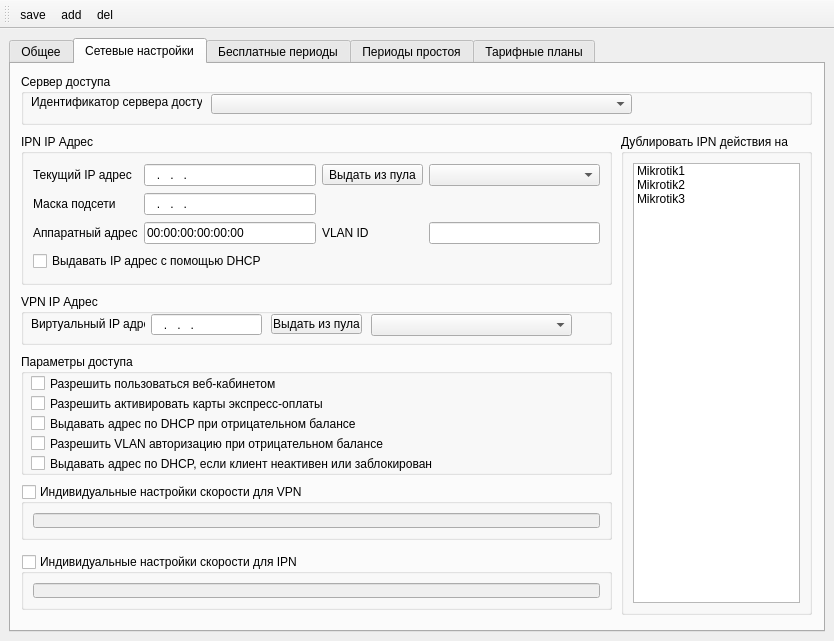
brat002/ExpertBilling, file mdi/forms/account_edit_new.ui: the form before one commit.
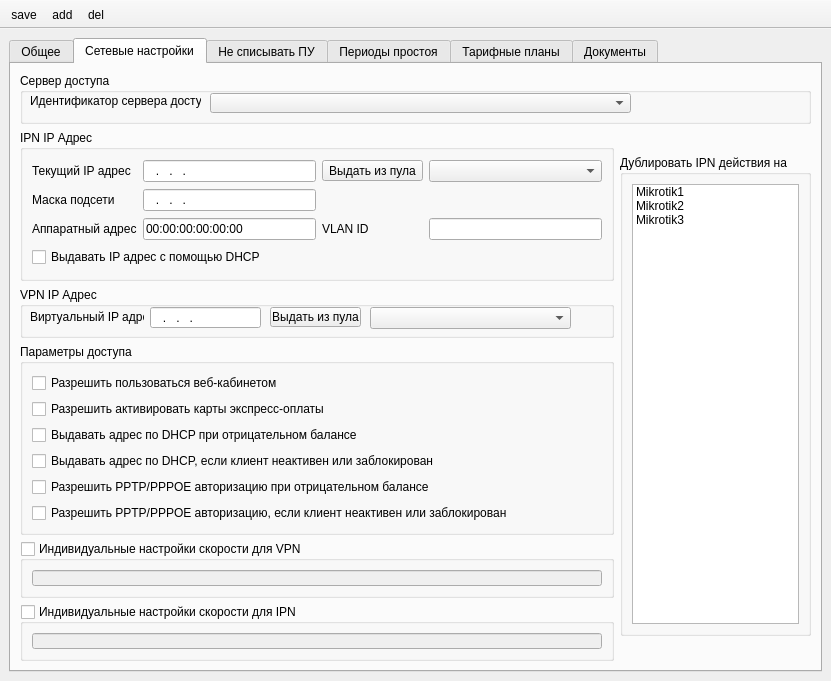
The form after the commit. The open tabs and pages were chosen to show the change. Icons and pictures are not drawn.

Patch:
```diff
--- a/mdi/forms/account_edit_new.ui
+++ b/mdi/forms/account_edit_new.ui
@@ -5,8 +5,8 @@
    <rect>
     <x>0</x>
     <y>0</y>
-    <width>834</width>
-    <height>641</height>
+    <width>831</width>
+    <height>665</height>
    </rect>
   </property>
   <property name="windowTitle" >
@@ -560,15 +560,51 @@
        <attribute name="title" >
         <string>Сетевые настройки</string>
        </attribute>
+       <layout class="QGridLayout" name="gridLayout_17" >
+        <item row="0" column="0" colspan="2" >
+         <widget class="QGroupBox" name="groupBox_10" >
+          <property name="minimumSize" >
+           <size>
+            <width>791</width>
+            <height>51</height>
+           </size>
+          </property>
+          <property name="maximumSize" >
+           <size>
+            <width>791</width>
+            <height>51</height>
+           </size>
+          </property>
+          <property name="title" >
+           <string>Сервер доступа</string>
+          </property>
+          <widget class="QComboBox" name="nas_comboBox" >
+           <property name="geometry" >
+            <rect>
+             <x>190</x>
+             <y>20</y>
+             <width>421</width>
+             <height>20</height>
+            </rect>
+           </property>
+          </widget>
+          <widget class="QLabel" name="label_24" >
+           <property name="geometry" >
+            <rect>
+             <x>10</x>
+             <y>20</y>
+             <width>171</width>
+             <height>16</height>
+            </rect>
+           </property>
+           <property name="text" >
+            <string>Идентификатор сервера доступа</string>
+           </property>
+          </widget>
+         </widget>
+        </item>
+        <item row="1" column="0" >
        <widget class="QGroupBox" name="ip_settings_groupBox" >
-        <property name="geometry" >
-         <rect>
-          <x>10</x>
-          <y>70</y>
-          <width>591</width>
-          <height>151</height>
-         </rect>
-        </property>
         <property name="minimumSize" >
          <size>
           <width>591</width>
@@ -577,7 +613,7 @@
         </property>
         <property name="maximumSize" >
          <size>
-          <width>591</width>
+            <width>597</width>
           <height>151</height>
          </size>
         </property>
@@ -668,100 +704,60 @@
          </item>
         </layout>
        </widget>
-       <widget class="QGroupBox" name="vpn_speed_groupBox" >
-        <property name="geometry" >
-         <rect>
-          <x>10</x>
-          <y>420</y>
-          <width>591</width>
-          <height>56</height>
-         </rect>
-        </property>
+        </item>
+        <item rowspan="5" row="1" column="1" >
+         <widget class="QGroupBox" name="groupBox_9" >
+          <property name="minimumSize" >
+           <size>
+            <width>191</width>
+            <height>481</height>
+           </size>
+          </property>
+          <property name="maximumSize" >
+           <size>
+            <width>191</width>
+            <height>481</height>
+           </size>
+          </property>
         <property name="title" >
-         <string>Индивидуальные настройки скорости для VPN</string>
-        </property>
-        <property name="checkable" >
-         <bool>true</bool>
-        </property>
-        <property name="checked" >
-         <bool>false</bool>
-        </property>
-        <layout class="QGridLayout" name="gridLayout_11" >
+           <string>Дублировать IPN действия на</string>
+          </property>
+          <layout class="QGridLayout" name="gridLayout_12" >
          <item row="0" column="0" >
-          <widget class="QLineEdit" name="vpn_speed_lineEdit" >
-           <property name="toolTip" >
-            <string>Формат: rx-rate[/tx-rate] [rx-burst-rate[/tx-burst-rate] [rx-burst-threshold[/tx-burst-threshold] [rx-burst-time[/tx-burst-time] [priority] 
- Примеры: 
- 128k  - rx-rate=128000, tx-rate=128000 (no bursts) 
- 64k/128M - rx-rate=64000, tx-rate=128000000 
- 64k 256k - rx/tx-rate=64000, rx/tx-burst-rate=256000, rx/tx-burst-threshold=64000, rx/tx-burst-time=1s 
-64k/64k 256k/256k 128k/128k 10/10 - rx/tx-rate=64000, rx/tx-burst-rate=256000, rx/tx-burst-threshold=128000, rx/tx-burst-time=10s 
-</string>
-           </property>
-           <property name="whatsThis" >
-            <string>Формат: rx-rate[/tx-rate] [rx-burst-rate[/tx-burst-rate] [rx-burst-threshold[/tx-burst-threshold] [rx-burst-time[/tx-burst-time] [priority] 
- Примеры: 
- 128k  - rx-rate=128000, tx-rate=128000 (no bursts) 
- 64k/128M - rx-rate=64000, tx-rate=128000000 
- 64k 256k - rx/tx-rate=64000, rx/tx-burst-rate=256000, rx/tx-burst-threshold=64000, rx/tx-burst-time=1s 
-64k/64k 256k/256k 128k/128k 10/10 - rx/tx-rate=64000, rx/tx-burst-rate=256000, rx/tx-burst-threshold=128000, rx/tx-burst-time=10s 
-</string>
-           </property>
-          </widget>
-         </item>
-        </layout>
-       </widget>
-       <widget class="QGroupBox" name="ipn_speed_groupBox" >
-        <property name="geometry" >
-         <rect>
-          <x>10</x>
-          <y>490</y>
-          <width>591</width>
-          <height>56</height>
-         </rect>
-        </property>
-        <property name="title" >
-         <string>Индивидуальные настройки скорости для IPN</string>
-        </property>
-        <property name="checkable" >
-         <bool>true</bool>
-        </property>
-        <property name="checked" >
-         <bool>false</bool>
-        </property>
-        <layout class="QGridLayout" name="gridLayout_10" >
-         <item row="0" column="0" >
-          <widget class="QLineEdit" name="ipn_speed_lineEdit" >
-           <property name="toolTip" >
-            <string>Формат: rx-rate[/tx-rate] [rx-burst-rate[/tx-burst-rate] [rx-burst-threshold[/tx-burst-threshold] [rx-burst-time[/tx-burst-time] [priority] 
- Примеры: 
- 128k  - rx-rate=128000, tx-rate=128000 (no bursts) 
- 64k/128M - rx-rate=64000, tx-rate=128000000 
- 64k 256k - rx/tx-rate=64000, rx/tx-burst-rate=256000, rx/tx-burst-threshold=64000, rx/tx-burst-time=1s 
-64k/64k 256k/256k 128k/128k 10/10 - rx/tx-rate=64000, rx/tx-burst-rate=256000, rx/tx-burst-threshold=128000, rx/tx-burst-time=10s 
-</string>
-           </property>
-           <property name="whatsThis" >
-            <string>Формат: rx-rate[/tx-rate] [rx-burst-rate[/tx-burst-rate] [rx-burst-threshold[/tx-burst-threshold] [rx-burst-time[/tx-burst-time] [priority] 
- Примеры: 
- 128k  - rx-rate=128000, tx-rate=128000 (no bursts) 
- 64k/128M - rx-rate=64000, tx-rate=128000000 
- 64k 256k - rx/tx-rate=64000, rx/tx-burst-rate=256000, rx/tx-burst-threshold=64000, rx/tx-burst-time=1s 
-64k/64k 256k/256k 128k/128k 10/10 - rx/tx-rate=64000, rx/tx-burst-rate=256000, rx/tx-burst-threshold=128000, rx/tx-burst-time=10s 
-</string>
-           </property>
+            <widget class="QListWidget" name="listWidget" >
+             <item>
+              <property name="text" >
+               <string>Mikrotik1</string>
+              </property>
+             </item>
+             <item>
+              <property name="text" >
+               <string>Mikrotik2</string>
+              </property>
+             </item>
+             <item>
+              <property name="text" >
+               <string>Mikrotik3</string>
+              </property>
+             </item>
           </widget>
          </item>
         </layout>
        </widget>
+        </item>
+        <item row="2" column="0" >
        <widget class="QGroupBox" name="groupBox_5" >
-        <property name="geometry" >
-         <rect>
-          <x>10</x>
-          <y>230</y>
-          <width>591</width>
+          <property name="minimumSize" >
+           <size>
+            <width>0</width>
           <height>51</height>
-         </rect>
+           </size>
+          </property>
+          <property name="maximumSize" >
+           <size>
+            <width>16777215</width>
+            <height>51</height>
+           </size>
         </property>
         <property name="title" >
          <string>VPN IP Адрес</string>
@@ -828,182 +824,149 @@
          </property>
         </widget>
        </widget>
+        </item>
+        <item row="3" column="0" >
        <widget class="QGroupBox" name="groupBox_7" >
-        <property name="geometry" >
-         <rect>
-          <x>10</x>
-          <y>290</y>
-          <width>591</width>
-          <height>121</height>
-         </rect>
-        </property>
         <property name="title" >
          <string>Параметры доступа</string>
         </property>
+          <layout class="QGridLayout" name="gridLayout_16" >
+           <item row="0" column="0" >
         <widget class="QCheckBox" name="checkBox" >
-         <property name="geometry" >
-          <rect>
-           <x>10</x>
-           <y>20</y>
-           <width>571</width>
-           <height>19</height>
-          </rect>
-         </property>
          <property name="text" >
           <string>Разрешить пользоваться веб-кабинетом</string>
          </property>
         </widget>
+           </item>
+           <item row="1" column="0" >
         <widget class="QCheckBox" name="checkBox_2" >
-         <property name="geometry" >
-          <rect>
-           <x>10</x>
-           <y>40</y>
-           <width>571</width>
-           <height>19</height>
-          </rect>
-         </property>
          <property name="text" >
           <string>Разрешить активировать карты экспресс-оплаты</string>
          </property>
         </widget>
+           </item>
+           <item row="2" column="0" >
         <widget class="QCheckBox" name="checkBox_3" >
-         <property name="geometry" >
-          <rect>
-           <x>10</x>
-           <y>60</y>
-           <width>571</width>
-           <height>19</height>
-          </rect>
-         </property>
          <property name="text" >
           <string>Выдавать адрес по DHCP при отрицательном балансе</string>
          </property>
         </widget>
-        <widget class="QCheckBox" name="checkBox_4" >
-         <property name="geometry" >
-          <rect>
-           <x>10</x>
-           <y>80</y>
-           <width>471</width>
-           <height>19</height>
-          </rect>
-         </property>
-         <property name="text" >
-          <string>Разрешить VLAN авторизацию при отрицательном балансе</string>
-         </property>
-        </widget>
+           </item>
+           <item row="3" column="0" >
         <widget class="QCheckBox" name="checkBox_7" >
-         <property name="geometry" >
-          <rect>
-           <x>10</x>
-           <y>100</y>
-           <width>571</width>
-           <height>19</height>
-          </rect>
-         </property>
          <property name="text" >
           <string>Выдавать адрес по DHCP, если клиент неактивен или заблокирован</string>
          </property>
         </widget>
-       </widget>
-       <widget class="QGroupBox" name="groupBox_9" >
-        <property name="geometry" >
-         <rect>
-          <x>610</x>
-          <y>70</y>
-          <width>191</width>
-          <height>481</height>
-         </rect>
-        </property>
+           </item>
+           <item row="4" column="0" >
+            <widget class="QCheckBox" name="checkBox_4" >
+             <property name="text" >
+              <string>Разрешить PPTP/PPPOE авторизацию при отрицательном балансе</string>
+             </property>
+            </widget>
+           </item>
+           <item row="5" column="0" >
+            <widget class="QCheckBox" name="checkBox_8" >
+             <property name="text" >
+              <string>Разрешить PPTP/PPPOE авторизацию, если клиент неактивен или заблокирован</string>
+             </property>
+            </widget>
+           </item>
+          </layout>
+         </widget>
+        </item>
+        <item row="4" column="0" >
+         <widget class="QGroupBox" name="vpn_speed_groupBox" >
         <property name="minimumSize" >
          <size>
-          <width>191</width>
-          <height>481</height>
-         </size>
-        </property>
-        <property name="maximumSize" >
-         <size>
-          <width>191</width>
-          <height>481</height>
-         </size>
-        </property>
+            <width>0</width>
+            <height>56</height>
+           </size>
+          </property>
         <property name="title" >
-         <string>Дублировать IPN действия на</string>
-        </property>
-        <layout class="QGridLayout" name="gridLayout_12" >
-         <item row="0" column="0" >
-          <widget class="QListWidget" name="listWidget" >
-           <item>
-            <property name="text" >
-             <string>Mikrotik1</string>
-            </property>
-           </item>
-           <item>
-            <property name="text" >
-             <string>Mikrotik2</string>
-            </property>
-           </item>
-           <item>
-            <property name="text" >
-             <string>Mikrotik3</string>
-            </property>
-           </item>
+           <string>Индивидуальные настройки скорости для VPN</string>
+          </property>
+          <property name="checkable" >
+           <bool>true</bool>
+          </property>
+          <property name="checked" >
+           <bool>false</bool>
+          </property>
+          <layout class="QGridLayout" name="gridLayout_11" >
+           <item row="0" column="0" >
+            <widget class="QLineEdit" name="vpn_speed_lineEdit" >
+             <property name="toolTip" >
+              <string>Формат: rx-rate[/tx-rate] [rx-burst-rate[/tx-burst-rate] [rx-burst-threshold[/tx-burst-threshold] [rx-burst-time[/tx-burst-time] [priority] 
+ Примеры: 
+ 128k  - rx-rate=128000, tx-rate=128000 (no bursts) 
+ 64k/128M - rx-rate=64000, tx-rate=128000000 
+ 64k 256k - rx/tx-rate=64000, rx/tx-burst-rate=256000, rx/tx-burst-threshold=64000, rx/tx-burst-time=1s 
+64k/64k 256k/256k 128k/128k 10/10 - rx/tx-rate=64000, rx/tx-burst-rate=256000, rx/tx-burst-threshold=128000, rx/tx-burst-time=10s 
+</string>
+             </property>
+             <property name="whatsThis" >
+              <string>Формат: rx-rate[/tx-rate] [rx-burst-rate[/tx-burst-rate] [rx-burst-threshold[/tx-burst-threshold] [rx-burst-time[/tx-burst-time] [priority] 
+ Примеры: 
+ 128k  - rx-rate=128000, tx-rate=128000 (no bursts) 
+ 64k/128M - rx-rate=64000, tx-rate=128000000 
+ 64k 256k - rx/tx-rate=64000, rx/tx-burst-rate=256000, rx/tx-burst-threshold=64000, rx/tx-burst-time=1s 
+64k/64k 256k/256k 128k/128k 10/10 - rx/tx-rate=64000, rx/tx-burst-rate=256000, rx/tx-burst-threshold=128000, rx/tx-burst-time=10s 
+</string>
+             </property>
           </widget>
          </item>
         </layout>
        </widget>
-       <widget class="QGroupBox" name="groupBox_10" >
-        <property name="geometry" >
-         <rect>
-          <x>10</x>
-          <y>10</y>
-          <width>791</width>
-          <height>51</height>
-         </rect>
-        </property>
+        </item>
+        <item row="5" column="0" >
+         <widget class="QGroupBox" name="ipn_speed_groupBox" >
         <property name="minimumSize" >
          <size>
-          <width>791</width>
-          <height>51</height>
-         </size>
-        </property>
-        <property name="maximumSize" >
-         <size>
-          <width>791</width>
-          <height>51</height>
-         </size>
-        </property>
+            <width>0</width>
+            <height>56</height>
+           </size>
+          </property>
         <property name="title" >
-         <string>Сервер доступа</string>
-        </property>
-        <widget class="QComboBox" name="nas_comboBox" >
-         <property name="geometry" >
-          <rect>
-           <x>190</x>
-           <y>20</y>
-           <width>421</width>
-           <height>20</height>
-          </rect>
-         </property>
-        </widget>
-        <widget class="QLabel" name="label_24" >
-         <property name="geometry" >
-          <rect>
-           <x>10</x>
-           <y>20</y>
-           <width>171</width>
-           <height>16</height>
-          </rect>
-         </property>
-         <property name="text" >
-          <string>Идентификатор сервера доступа</string>
-         </property>
-        </widget>
-       </widget>
+           <string>Индивидуальные настройки скорости для IPN</string>
+          </property>
+          <property name="checkable" >
+           <bool>true</bool>
+          </property>
+          <property name="checked" >
+           <bool>false</bool>
+          </property>
+          <layout class="QGridLayout" name="gridLayout_10" >
+           <item row="0" column="0" >
+            <widget class="QLineEdit" name="ipn_speed_lineEdit" >
+             <property name="toolTip" >
+              <string>Формат: rx-rate[/tx-rate] [rx-burst-rate[/tx-burst-rate] [rx-burst-threshold[/tx-burst-threshold] [rx-burst-time[/tx-burst-time] [priority] 
+ Примеры: 
+ 128k  - rx-rate=128000, tx-rate=128000 (no bursts) 
+ 64k/128M - rx-rate=64000, tx-rate=128000000 
+ 64k 256k - rx/tx-rate=64000, rx/tx-burst-rate=256000, rx/tx-burst-threshold=64000, rx/tx-burst-time=1s 
+64k/64k 256k/256k 128k/128k 10/10 - rx/tx-rate=64000, rx/tx-burst-rate=256000, rx/tx-burst-threshold=128000, rx/tx-burst-time=10s 
+</string>
+             </property>
+             <property name="whatsThis" >
+              <string>Формат: rx-rate[/tx-rate] [rx-burst-rate[/tx-burst-rate] [rx-burst-threshold[/tx-burst-threshold] [rx-burst-time[/tx-burst-time] [priority] 
+ Примеры: 
+ 128k  - rx-rate=128000, tx-rate=128000 (no bursts) 
+ 64k/128M - rx-rate=64000, tx-rate=128000000 
+ 64k 256k - rx/tx-rate=64000, rx/tx-burst-rate=256000, rx/tx-burst-threshold=64000, rx/tx-burst-time=1s 
+64k/64k 256k/256k 128k/128k 10/10 - rx/tx-rate=64000, rx/tx-burst-rate=256000, rx/tx-burst-threshold=128000, rx/tx-burst-time=10s 
+</string>
+             </property>
+            </widget>
+           </item>
+          </layout>
+         </widget>
+        </item>
+       </layout>
       </widget>
       <widget class="QWidget" name="tab_4" >
        <attribute name="title" >
-        <string>Бесплатные периоды</string>
+        <string>Не списывать ПУ</string>
        </attribute>
        <layout class="QGridLayout" name="gridLayout_5" >
         <item row="0" column="0" >
@@ -1063,6 +1026,42 @@
         </item>
        </layout>
       </widget>
+      <widget class="QWidget" name="tab_6" >
+       <attribute name="title" >
+        <string>Документы</string>
+       </attribute>
+       <layout class="QGridLayout" name="gridLayout_18" >
+        <item row="0" column="0" >
+         <widget class="QTableWidget" name="tableWidget_3" >
+          <column>
+           <property name="text" >
+            <string>#</string>
+           </property>
+          </column>
+          <column>
+           <property name="text" >
+            <string>Тип документа</string>
+           </property>
+          </column>
+          <column>
+           <property name="text" >
+            <string>Дата</string>
+           </property>
+          </column>
+          <column>
+           <property name="text" >
+            <string>Подписан</string>
+           </property>
+          </column>
+          <column>
+           <property name="text" >
+            <string>Отослан по E-mail</string>
+           </property>
+          </column>
+         </widget>
+        </item>
+       </layout>
+      </widget>
      </widget>
     </item>
    </layout>
@@ -1071,6 +1070,18 @@
    <property name="windowTitle" >
     <string>toolBar</string>
    </property>
+   <property name="movable" >
+    <bool>false</bool>
+   </property>
+   <property name="allowedAreas" >
+    <set>Qt::TopToolBarArea</set>
+   </property>
+   <property name="iconSize" >
+    <size>
+     <width>18</width>
+     <height>18</height>
+    </size>
+   </property>
    <attribute name="toolBarArea" >
     <enum>TopToolBarArea</enum>
    </attribute>
```
Left out of the diff: 225 changed lines with no effect on the pictures. Lines whose indentation alone changed are shown as unchanged.
